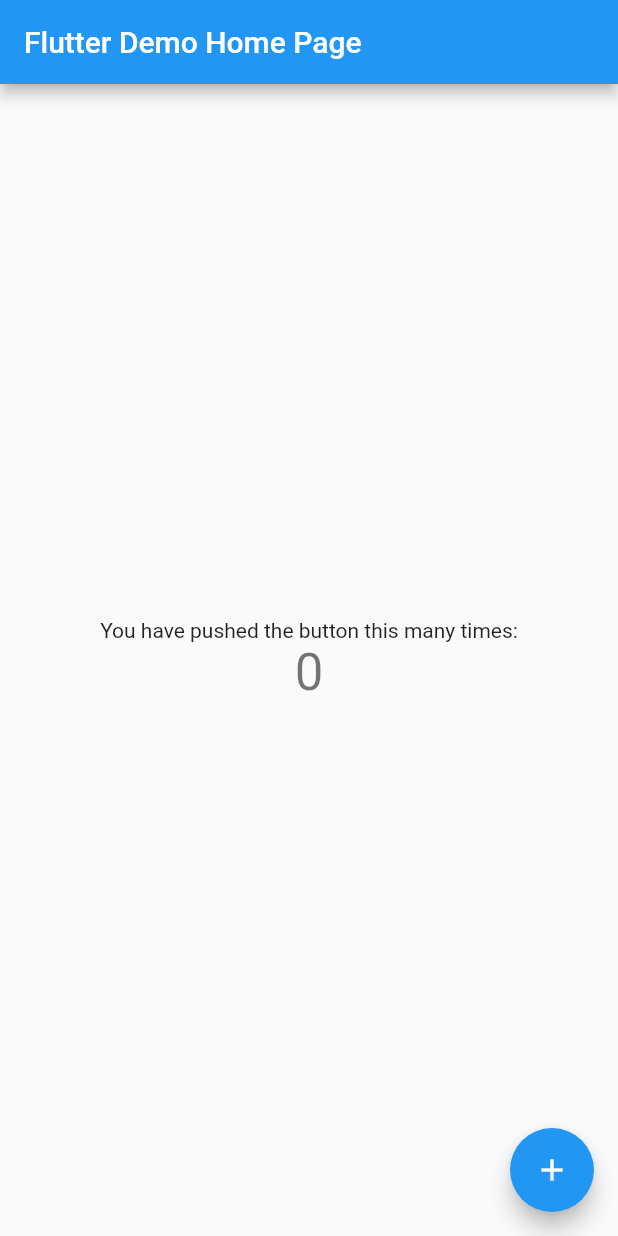
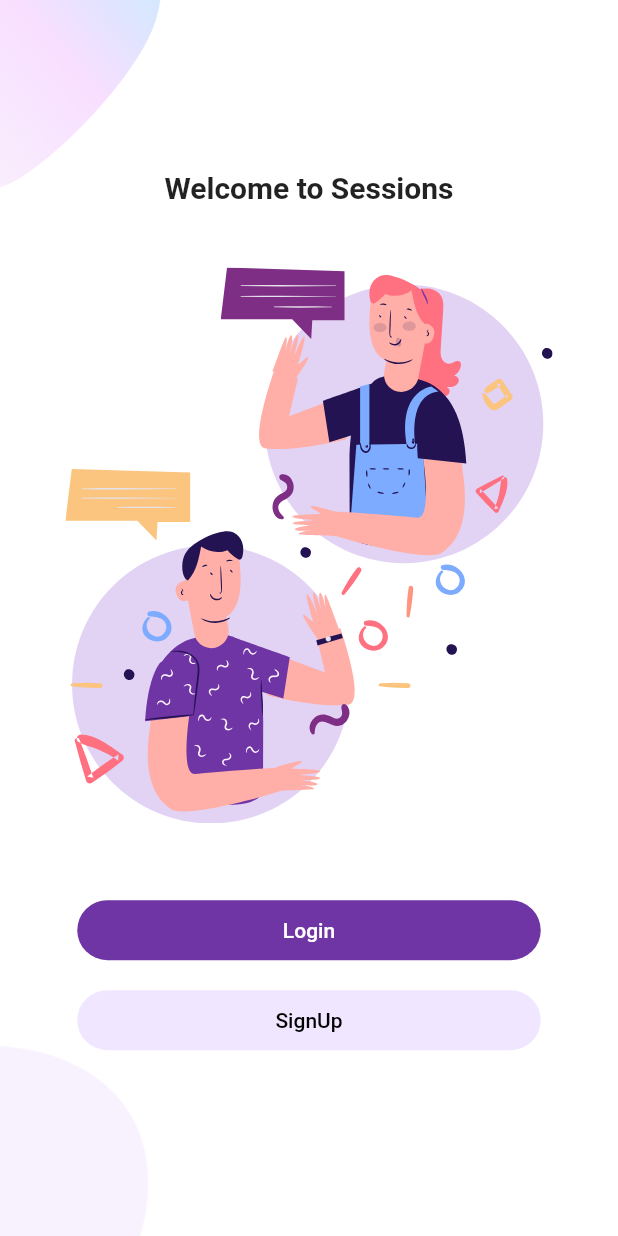
Before and after one commit to VigneshSambari/Flutter_Community_App, a Flutter app: the screen it shows after launch, on a phone screen of 412 x 824 dp. Run offline on Flutter 3.47's test engine with Material 2 defaults, Android fonts, the light colour scheme and no system bars; our stand-ins replace flutter_svg.

Commit message:
welcome screen

```diff
--- /dev/null
+++ b/lib/Screens/Welcome/components/background.dart
@@ -0,0 +1,37 @@
+import 'package:flutter/material.dart';
+
+class Background extends StatelessWidget {
+  const Background({super.key, required this.child});
+  final Widget child;
+
+  @override
+  Widget build(BuildContext context) {
+    Size size = MediaQuery.of(context).size;
+    return SizedBox(
+      height: size.height,
+      width: double.infinity,
+      child: Stack(
+        alignment: Alignment.center,
+        children: [
+          Positioned(
+            top: 0,
+            left: 0,
+            child: Image.asset(
+              "assets/images/main_top.png",
+              width: size.width * 0.26,
+            ),
+          ),
+          Positioned(
+            bottom: -20,
+            left: 0,
+            child: Image.asset(
+              "assets/images/main_bottom.png",
+              width: size.width * 0.24,
+            ),
+          ),
+          child,
+        ],
+      ),
+    );
+  }
+}
--- /dev/null
+++ b/lib/Screens/Welcome/components/body.dart
@@ -0,0 +1,60 @@
+// ignore_for_file: prefer_const_literals_to_create_immutables, prefer_const_constructors
+
+import 'package:flutter/material.dart';
+import 'package:flutter_svg/flutter_svg.dart';
+import 'package:sessions/Screens/Welcome/components/background.dart';
+import 'package:sessions/Screens/login/login_screen.dart';
+import 'package:sessions/components/styles.dart';
+import 'package:sessions/constants.dart';
+import 'package:sessions/utils/navigations.dart';
+
+import '../../../components/buttons.dart';
+
+class Body extends StatelessWidget {
+  const Body({super.key});
+
+  @override
+  Widget build(BuildContext context) {
+    Size size = MediaQuery.of(context).size;
+    return Background(
+      child: SingleChildScrollView(
+        child: Column(
+          mainAxisAlignment: MainAxisAlignment.center,
+          children: [
+            Text(
+              "Welcome to Sessions",
+              style: titleTextStyle,
+            ),
+            SizedBox(
+              height: size.height * 0.05,
+            ),
+            SvgPicture.asset(
+              "assets/icons/chat.svg",
+              height: size.height * 0.45,
+            ),
+            SizedBox(
+              height: size.height * 0.05,
+            ),
+            Column(
+              mainAxisAlignment: MainAxisAlignment.center,
+              children: [
+                RoundedButton(
+                  title: "Login",
+                  onPress: () {
+                    navigatorPush(Loginscreen(), context);
+                  },
+                ),
+                RoundedButton(
+                  title: "SignUp",
+                  onPress: () {},
+                  color: kPrimaryLightColor,
+                  textColor: Colors.black,
+                )
+              ],
+            )
+          ],
+        ),
+      ),
+    );
+  }
+}
--- /dev/null
+++ b/lib/Screens/Welcome/welcome_screen.dart
@@ -0,0 +1,13 @@
+import 'package:flutter/material.dart';
+import 'package:sessions/Screens/Welcome/components/body.dart';
+
+class WelcomeScreen extends StatelessWidget {
+  const WelcomeScreen({super.key});
+
+  @override
+  Widget build(BuildContext context) {
+    return const Scaffold(
+      body: Body(),
+    );
+  }
+}
--- /dev/null
+++ b/lib/Screens/login/login_screen.dart
@@ -0,0 +1,10 @@
+import 'package:flutter/material.dart';
+
+class Loginscreen extends StatelessWidget {
+  const Loginscreen({super.key});
+
+  @override
+  Widget build(BuildContext context) {
+    return const Placeholder();
+  }
+}
--- /dev/null
+++ b/lib/components/buttons.dart
@@ -0,0 +1,42 @@
+import 'package:flutter/material.dart';
+import 'package:sessions/constants.dart';
+
+class RoundedButton extends StatelessWidget {
+  const RoundedButton({
+    super.key,
+    required this.title,
+    required this.onPress,
+    this.color = kPrimaryColor,
+    this.textColor = Colors.white,
+  });
+
+  final String title;
+  final VoidCallback onPress;
+  final Color color, textColor;
+
+  @override
+  Widget build(BuildContext context) {
+    Size size = MediaQuery.of(context).size;
+    return Container(
+      margin: const EdgeInsets.symmetric(vertical: 10),
+      width: size.width * 0.75,
+      height: 40,
+      child: ElevatedButton(
+        style: ElevatedButton.styleFrom(
+          elevation: 0,
+          backgroundColor: color,
+          shape: RoundedRectangleBorder(
+            borderRadius: BorderRadius.circular(20),
+          ),
+        ),
+        onPressed: onPress,
+        child: Text(
+          title,
+          style: TextStyle(
+            color: textColor,
+          ),
+        ),
+      ),
+    );
+  }
+}
--- /dev/null
+++ b/lib/components/styles.dart
@@ -0,0 +1,6 @@
+import 'package:flutter/material.dart';
+
+const TextStyle titleTextStyle = TextStyle(
+  fontSize: 20,
+  fontWeight: FontWeight.bold,
+);
--- /dev/null
+++ b/lib/constants.dart
@@ -0,0 +1,20 @@
+import 'package:flutter/material.dart';
+
+const kPrimaryColor = Color(0xFF6F35A5);
+const kPrimaryLightColor = Color(0xFFF1E6FF);
+
+const kPrimarySwatch = MaterialColor(
+  0xFF6F35A5,
+  {
+    50: Color(0xFFE2D9F3),
+    100: Color(0xFFC5B3E7),
+    200: Color(0xFFA889DA),
+    300: Color(0xFF8E5FD0),
+    400: Color(0xFF793FCA),
+    500: Color(0xFF6F35A5),
+    600: Color(0xFF682F98),
+    700: Color(0xFF5D2989),
+    800: Color(0xFF52247A),
+    900: Color(0xFF3F1E60),
+  },
+);
--- a/lib/main.dart
+++ b/lib/main.dart
@@ -1,4 +1,6 @@
 import 'package:flutter/material.dart';
+import 'package:sessions/Screens/Welcome/welcome_screen.dart';
+import 'package:sessions/constants.dart';
 
 void main() {
   runApp(const MyApp());
@@ -11,105 +13,13 @@
   @override
   Widget build(BuildContext context) {
     return MaterialApp(
-      title: 'Flutter Demo',
+      debugShowCheckedModeBanner: false,
+      title: 'Sessions',
       theme: ThemeData(
-        // This is the theme of your application.
-        //
-        // Try running your application with "flutter run". You'll see the
-        // application has a blue toolbar. Then, without quitting the app, try
-        // changing the primarySwatch below to Colors.green and then invoke
-        // "hot reload" (press "r" in the console where you ran "flutter run",
-        // or simply save your changes to "hot reload" in a Flutter IDE).
-        // Notice that the counter didn't reset back to zero; the application
-        // is not restarted.
-        primarySwatch: Colors.blue,
+        primarySwatch: kPrimarySwatch,
+        scaffoldBackgroundColor: Colors.white,
       ),
-      home: const MyHomePage(title: 'Flutter Demo Home Page'),
+      home: const WelcomeScreen(),
     );
   }
 }
-
-class MyHomePage extends StatefulWidget {
-  const MyHomePage({super.key, required this.title});
-
-  // This widget is the home page of your application. It is stateful, meaning
-  // that it has a State object (defined below) that contains fields that affect
-  // how it looks.
-
-  // This class is the configuration for the state. It holds the values (in this
-  // case the title) provided by the parent (in this case the App widget) and
-  // used by the build method of the State. Fields in a Widget subclass are
-  // always marked "final".
-
-  final String title;
-
-  @override
-  State<MyHomePage> createState() => _MyHomePageState();
-}
-
-class _MyHomePageState extends State<MyHomePage> {
-  int _counter = 0;
-
-  void _incrementCounter() {
-    setState(() {
-      // This call to setState tells the Flutter framework that something has
-      // changed in this State, which causes it to rerun the build method below
-      // so that the display can reflect the updated values. If we changed
-      // _counter without calling setState(), then the build method would not be
-      // called again, and so nothing would appear to happen.
-      _counter++;
-    });
-  }
-
-  @override
-  Widget build(BuildContext context) {
-    // This method is rerun every time setState is called, for instance as done
-    // by the _incrementCounter method above.
-    //
-    // The Flutter framework has been optimized to make rerunning build methods
-    // fast, so that you can just rebuild anything that needs updating rather
-    // than having to individually change instances of widgets.
-    return Scaffold(
-      appBar: AppBar(
-        // Here we take the value from the MyHomePage object that was created by
-        // the App.build method, and use it to set our appbar title.
-        title: Text(widget.title),
-      ),
-      body: Center(
-        // Center is a layout widget. It takes a single child and positions it
-        // in the middle of the parent.
-        child: Column(
-          // Column is also a layout widget. It takes a list of children and
-          // arranges them vertically. By default, it sizes itself to fit its
-          // children horizontally, and tries to be as tall as its parent.
-          //
-          // Invoke "debug painting" (press "p" in the console, choose the
-          // "Toggle Debug Paint" action from the Flutter Inspector in Android
-          // Studio, or the "Toggle Debug Paint" command in Visual Studio Code)
-          // to see the wireframe for each widget.
-          //
-          // Column has various properties to control how it sizes itself and
-          // how it positions its children. Here we use mainAxisAlignment to
-          // center the children vertically; the main axis here is the vertical
-          // axis because Columns are vertical (the cross axis would be
-          // horizontal).
-          mainAxisAlignment: MainAxisAlignment.center,
-          children: <Widget>[
-            const Text(
-              'You have pushed the button this many times:',
-            ),
-            Text(
-              '$_counter',
-              style: Theme.of(context).textTheme.headlineMedium,
-            ),
-          ],
-        ),
-      ),
-      floatingActionButton: FloatingActionButton(
-        onPressed: _incrementCounter,
-        tooltip: 'Increment',
-        child: const Icon(Icons.add),
-      ), // This trailing comma makes auto-formatting nicer for build methods.
-    );
-  }
-}
--- /dev/null
+++ b/lib/utils/navigations.dart
@@ -0,0 +1,14 @@
+import 'package:flutter/material.dart';
+
+void navigatorPush(Widget widget, BuildContext context) {
+  Navigator.push(
+    context,
+    MaterialPageRoute(
+      builder: (context) => widget,
+    ),
+  );
+}
+
+void navigatorPop(BuildContext context) {
+  Navigator.pop(context);
+}
--- a/pubspec.yaml
+++ b/pubspec.yaml
@@ -35,6 +35,7 @@
   # The following adds the Cupertino Icons font to your application.
   # Use with the CupertinoIcons class for iOS style icons.
   cupertino_icons: ^1.0.2
+  flutter_svg: ^2.0.3
 
 dev_dependencies:
   flutter_test:
@@ -59,8 +60,9 @@
   uses-material-design: true
 
   # To add assets to your application, add an assets section, like this:
-  # assets:
-  #   - images/a_dot_burr.jpeg
+  assets:
+    - assets/images/
+    - assets/icons/
   #   - images/a_dot_ham.jpeg
 
   # An image asset can refer to one or more resolution-specific "variants", see
```
Also changed, not shown: assets/icons/chat.svg (added), assets/icons/facebook.svg (added), assets/icons/google-plus.svg (added), assets/icons/login.svg (added), assets/icons/signup.svg (added), assets/icons/twitter.svg (added), assets/images/login_bottom.png (added), assets/images/main_bottom.png (added), assets/images/main_top.png (added), assets/images/signup_top.png (added), pubspec.lock.
